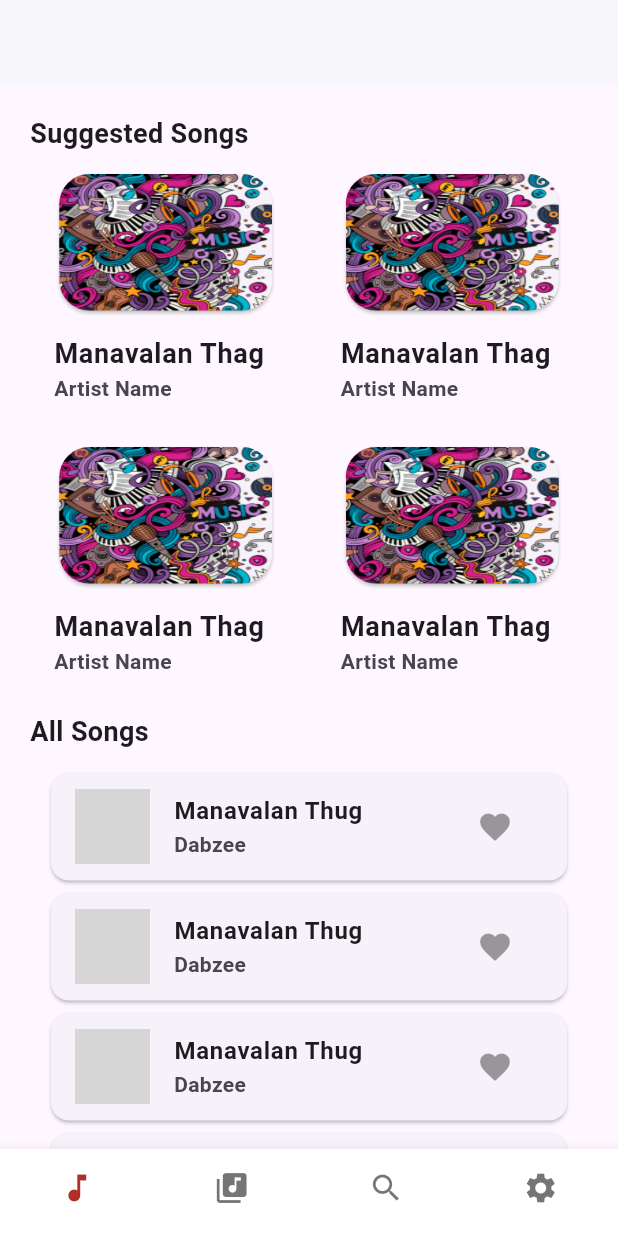
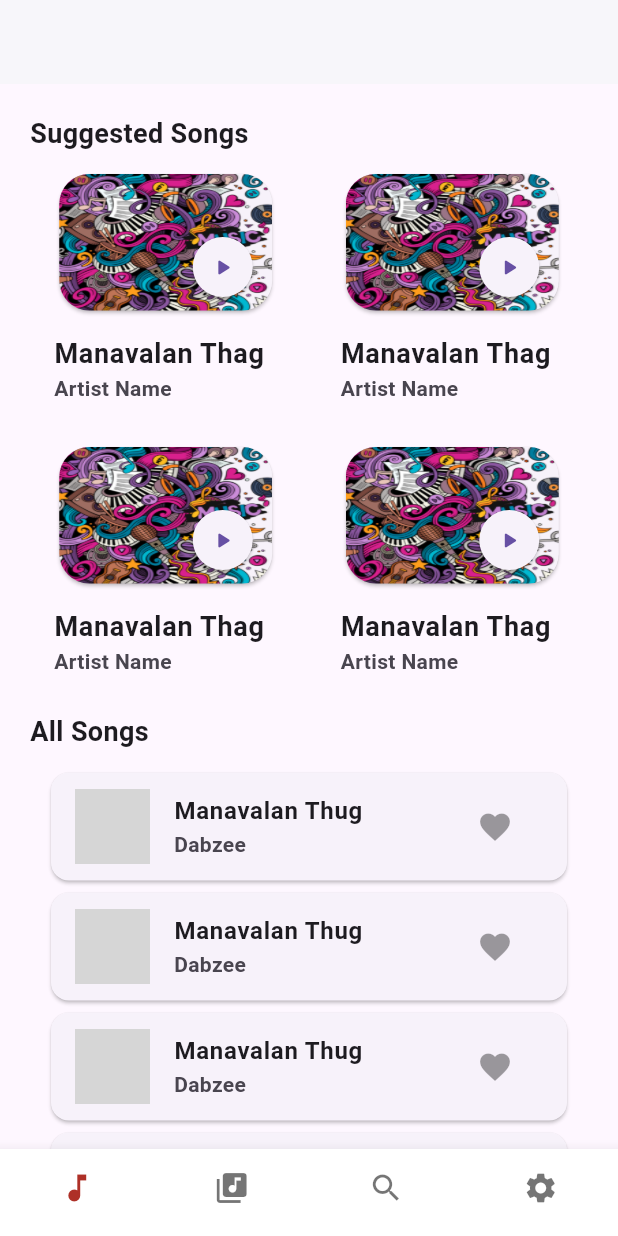
Before and after one commit to Shameerpc5029/Music_wave, a Flutter app: the screen it shows after launch, on a phone screen of 412 x 824 dp. Run offline on Flutter 3.47's test engine with Material 2 defaults, Android fonts, the light colour scheme and no system bars; our stand-ins replace google_fonts, loading_animation_widget, scroll_snap_list; Roboto replaces fonts that are missing (Sarala); grey boxes are pictures that could not be loaded.

Commit message:
5th commit

```diff
--- a/lib/widgets/grid_card.dart
+++ b/lib/widgets/grid_card.dart
@@ -37,11 +37,29 @@ class GridCard extends StatelessWidget {
                         20,
                       ),
                     ),
-                    child: const Image(
-                      fit: BoxFit.fill,
-                      image: AssetImage(
-                        'assets/images/[CITYPNG.COM]HD Music Graffiti Background Illustration Art PNG - 1255x1255.png',
-                      ),
+                    child: Stack(
+                      alignment: AlignmentDirectional.bottomEnd,
+                      children: [
+                        const Image(
+                          width: 150,
+                          fit: BoxFit.fill,
+                          image: AssetImage(
+                            'assets/images/[CITYPNG.COM]HD Music Graffiti Background Illustration Art PNG - 1255x1255.png',
+                          ),
+                        ),
+                        Padding(
+                          padding: const EdgeInsets.only(bottom: 5.0),
+                          child: ElevatedButton(
+                            style: ElevatedButton.styleFrom(
+                              shape: const CircleBorder(),
+                            ),
+                            onPressed: () {},
+                            child: const Icon(
+                              Icons.play_arrow_rounded,
+                            ),
+                          ),
+                        )
+                      ],
                     ),
                   ),
                 ),
```
